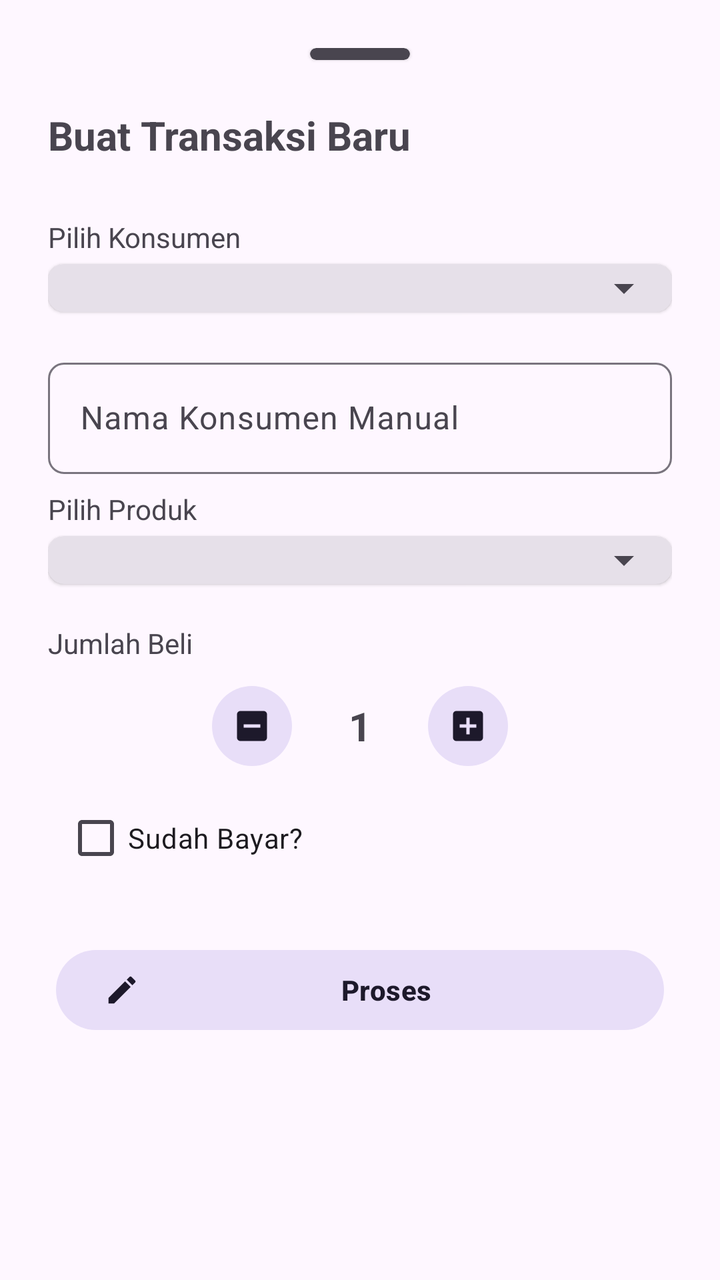
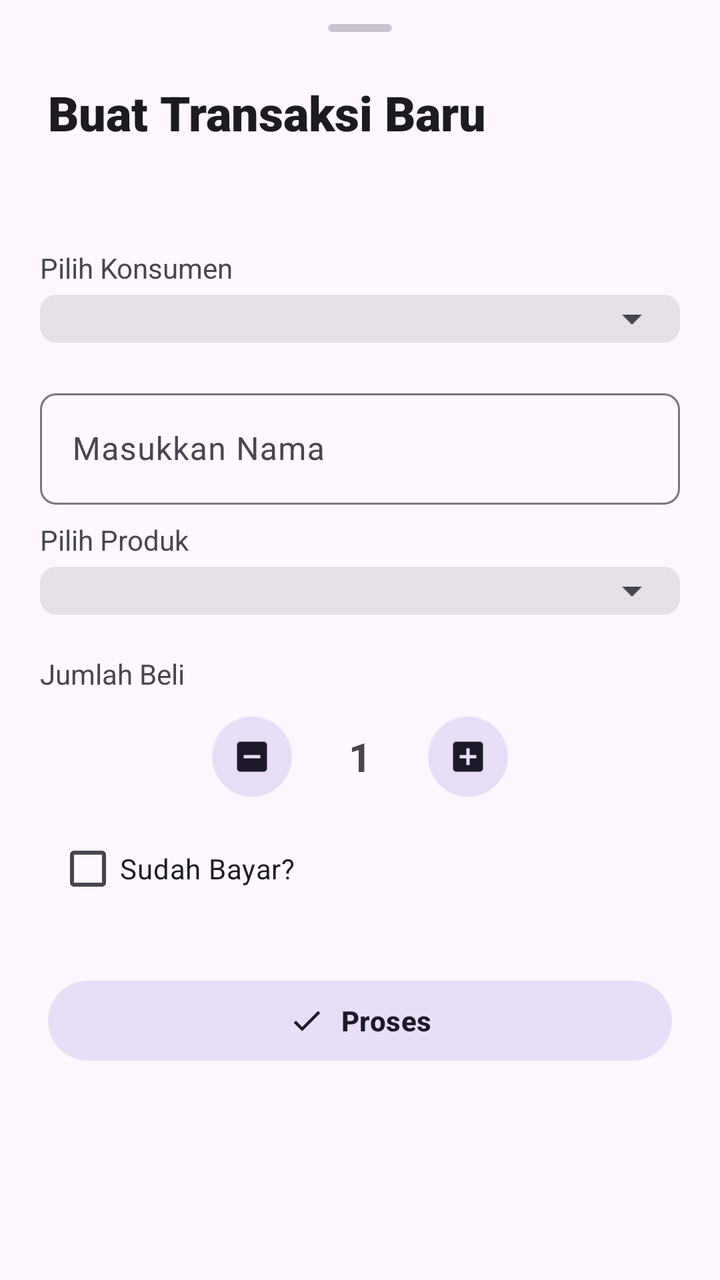

Two renders of the same Android screen: before a commit and after it. Below are the layout's source before the change and the commit's diff.
<!-- AndroidManifest.xml: application theme AppTheme -->
<!-- res/layout/dialog_tambah_transaksi.xml -->
<?xml version="1.0" encoding="utf-8"?>
<LinearLayout
     xmlns:android="http://schemas.android.com/apk/res/android"
     xmlns:app="http://schemas.android.com/apk/res-auto"
     android:layout_height="wrap_content"
     android:layout_width="match_parent"
     android:padding="24dp"
     android:orientation="vertical">

    <com.google.android.material.card.MaterialCardView
         android:layout_height="6dp"
         android:layout_width="50dp"
         android:layout_marginBottom="24dp"
         app:cardElevation="1dp"
         app:cardBackgroundColor="?attr/colorOnSurfaceVariant"
         style="?attr/materialCardViewFilledStyle"
         app:cardCornerRadius="24dp"
         android:layout_gravity="center_horizontal">

    </com.google.android.material.card.MaterialCardView>

    <TextView
         android:layout_height="wrap_content"
         android:layout_width="wrap_content"
         android:layout_marginBottom="20dp"
         android:textSize="20sp"
         android:id="@+id/tvTitleSheet"
         android:text="Buat Transaksi Baru"
         android:textStyle="bold" />

    <TextView
         android:layout_height="wrap_content"
         android:layout_width="wrap_content"
         android:layout_marginTop="8dp"
         android:text="Pilih Konsumen" />

    <com.google.android.material.card.MaterialCardView
         android:layout_height="wrap_content"
         android:layout_width="match_parent"
         android:layout_marginBottom="12dp"
         app:cardElevation="1dp"
         style="?attr/materialCardViewFilledStyle"
         android:layout_marginTop="4dp"
         app:cardCornerRadius="8dp"
         android:layout_gravity="center_horizontal">

        <Spinner
             android:layout_height="wrap_content"
             android:layout_width="match_parent"
             android:paddingEnd="8dp"
             android:paddingStart="8dp"
             android:id="@+id/spinner_konsumen">

        </Spinner>

    </com.google.android.material.card.MaterialCardView>

    <com.google.android.material.textfield.TextInputLayout
         android:layout_height="wrap_content"
         android:layout_width="match_parent"
         app:boxCornerRadiusTopEnd="8dp"
         android:hint="Nama Konsumen Manual"
         app:boxCornerRadiusBottomStart="8dp"
         app:boxCornerRadiusBottomEnd="8dp"
         style="@style/Widget.Material3.TextInputLayout.OutlinedBox"
         android:layout_marginTop="8dp"
         app:boxCornerRadiusTopStart="8dp"
         android:id="@+id/til_nama_manual">

        <com.google.android.material.textfield.TextInputEditText
             android:layout_height="wrap_content"
             android:layout_width="match_parent"
             android:inputType="textPersonName"
             android:id="@+id/et_nama_manual" />

    </com.google.android.material.textfield.TextInputLayout>

    <TextView
         android:layout_height="wrap_content"
         android:layout_width="wrap_content"
         android:layout_marginTop="8dp"
         android:text="Pilih Produk" />

    <com.google.android.material.card.MaterialCardView
         android:layout_height="wrap_content"
         android:layout_width="match_parent"
         android:layout_marginBottom="12dp"
         app:cardElevation="1dp"
         style="?attr/materialCardViewFilledStyle"
         android:layout_marginTop="4dp"
         app:cardCornerRadius="8dp"
         android:layout_gravity="center_horizontal">

        <Spinner
             android:layout_height="wrap_content"
             android:layout_width="match_parent"
             android:paddingEnd="8dp"
             android:paddingStart="8dp"
             android:id="@+id/spinner_produk">

        </Spinner>

    </com.google.android.material.card.MaterialCardView>

    <TextView
         android:layout_height="wrap_content"
         android:layout_width="wrap_content"
         android:layout_marginTop="8dp"
         android:text="Jumlah Beli" />

    <LinearLayout
         android:layout_height="wrap_content"
         android:layout_width="wrap_content"
         android:gravity="center_vertical"
         android:orientation="horizontal"
         android:layout_marginTop="8dp"
         android:layout_gravity="center_horizontal">

        <com.google.android.material.button.MaterialButton
             android:layout_height="48dp"
             android:layout_width="48dp"
             app:icon="@drawable/ic_minus"
             style="@style/Widget.Material3.Button.IconButton.Filled.Tonal"
             android:id="@+id/btn_kurang" />

        <TextView
             android:layout_height="wrap_content"
             android:layout_width="60dp"
             android:textAlignment="center"
             android:textSize="20sp"
             android:id="@+id/tv_jumlah_beli"
             android:text="1"
             android:textStyle="bold" />

        <com.google.android.material.button.MaterialButton
             android:layout_height="48dp"
             android:layout_width="48dp"
             app:icon="@drawable/ic_plus"
             style="@style/Widget.Material3.Button.IconButton.Filled.Tonal"
             android:id="@+id/btn_tambah" />

    </LinearLayout>

    <com.google.android.material.checkbox.MaterialCheckBox
         android:layout_height="wrap_content"
         android:layout_width="wrap_content"
         android:layout_margin="8dp"
         android:id="@+id/cb_status_bayar"
         android:layout_gravity="start"
         android:text="Sudah Bayar?" />

    <LinearLayout
         android:layout_height="wrap_content"
         android:layout_width="match_parent"
         android:orientation="horizontal"
         android:layout_marginTop="16dp">

        <com.google.android.material.button.MaterialButton
             android:layout_height="wrap_content"
             android:layout_width="0dp"
             android:visibility="gone"
             app:icon="@drawable/ic_delete"
             android:layout_margin="4dp"
             app:iconTint="#F44336"
             android:textColor="#F44336"
             app:strokeColor="#F44336"
             style="@style/Widget.Material3.Button.OutlinedButton"
             android:layout_weight="1"
             android:textStyle="bold"
             android:id="@+id/btn_hapus_transaksi"
             android:text="Hapus" />

        <com.google.android.material.button.MaterialButton
             android:layout_height="wrap_content"
             android:layout_width="0dp"
             app:icon="@drawable/ic_edit"
             android:layout_margin="4dp"
             android:textAllCaps="false"
             style="@style/Widget.Material3.Button.TonalButton"
             android:layout_weight="1"
             android:textStyle="bold"
             android:id="@+id/btn_simpan_transaksi"
             android:text="Proses" />

    </LinearLayout>

</LinearLayout>
<!-- resources referenced by this layout -->
<resources>
  <!-- drawable ic_delete (drawable) -->
  <vector xmlns:android="http://schemas.android.com/apk/res/android"
      android:width="24dp"
      android:height="24dp"
      android:viewportWidth="24"
      android:viewportHeight="24">
      
    <path
        android:fillColor="#F44336"
        android:pathData="M6,19c0,1.1 0.9,2 2,2h8c1.1,0 2,-0.9 2,-2L18,7L6,7v12zM8,9h8v10L8,19L8,9zM15.5,4l-1,-1h-5l-1,1L5,4v2h14L19,4z"/>
  </vector>
  <!-- drawable ic_edit (drawable) -->
  <vector xmlns:android="http://schemas.android.com/apk/res/android"
      android:width="24dp"
      android:height="24dp"
      android:viewportWidth="24"
      android:viewportHeight="24"
      android:tint="?attr/colorPrimary">
    <path
        android:fillColor="@android:color/white"
        android:pathData="M3,17.25V21h3.75L17.81,9.94l-3.75,-3.75L3,17.25zM20.71,7.04c0.39,-0.39 0.39,-1.02 0,-1.41l-2.34,-2.34c-0.39,-0.39 -1.02,-0.39 -1.41,0l-1.83,1.83 3.75,3.75 1.83,-1.83z"/>
  </vector>
  <!-- drawable ic_minus (drawable) -->
  <vector xmlns:android="http://schemas.android.com/apk/res/android"
      android:width="24dp"
      android:height="24dp"
      android:viewportWidth="24"
      android:viewportHeight="24"
      android:tint="?attr/colorPrimary">
    <path
        android:fillColor="@android:color/white"
        android:pathData="M19,3H5C3.9,3 3,3.9 3,5v14c0,1.1 0.9,2 2,2h14c1.1,0 2,-0.9 2,-2V5C21,3.9 20.1,3 19,3zM17,13H7v-2h10V13z"/>
  </vector>
  <!-- drawable ic_plus (drawable) -->
  <vector xmlns:android="http://schemas.android.com/apk/res/android"
      android:width="24dp"
      android:height="24dp"
      android:viewportWidth="24"
      android:viewportHeight="24"
      android:tint="?attr/colorPrimary">
    <path
        android:fillColor="@android:color/white"
        android:pathData="M19,3L5,3c-1.11,0 -2,0.9 -2,2v14c0,1.1 0.89,2 2,2h14c1.1,0 2,-0.9 2,-2L21,5c0,-1.1 -0.9,-2 -2,-2zM17,13h-4v4h-2v-4L7,13v-2h4L11,7h2v4h4v2z"/>
  </vector>
  <style name="AppTheme" parent="Base.AppTheme" />
  <style name="Base.AppTheme" parent="Theme.Material3.DayNight.NoActionBar">
          <item name="android:windowBackground">?attr/colorSurface</item>
          <item name="android:statusBarColor">?attr/colorSurface</item>
          <item name="android:windowLightStatusBar">true</item>
          <item name="android:windowActionBarOverlay">true</item>
          <item name="android:windowContentOverlay">@null</item>
      </style>
</resources>

<!-- the commit's change to res/layout/dialog_tambah_transaksi.xml (unified diff, before → after) -->
@@ -1,187 +1,201 @@
 <?xml version="1.0" encoding="utf-8"?>
 <LinearLayout
-     xmlns:android="http://schemas.android.com/apk/res/android"
-     xmlns:app="http://schemas.android.com/apk/res-auto"
-     android:layout_height="wrap_content"
-     android:layout_width="match_parent"
-     android:padding="24dp"
-     android:orientation="vertical">
+    xmlns:android="http://schemas.android.com/apk/res/android"
+    xmlns:app="http://schemas.android.com/apk/res-auto"
+    android:layout_width="match_parent"
+    android:layout_height="match_parent"
+    android:orientation="vertical">
 
     <com.google.android.material.card.MaterialCardView
-         android:layout_height="6dp"
-         android:layout_width="50dp"
-         android:layout_marginBottom="24dp"
-         app:cardElevation="1dp"
-         app:cardBackgroundColor="?attr/colorOnSurfaceVariant"
-         style="?attr/materialCardViewFilledStyle"
-         app:cardCornerRadius="24dp"
-         android:layout_gravity="center_horizontal">
-
-    </com.google.android.material.card.MaterialCardView>
+        android:layout_width="32dp"
+        android:layout_height="4dp"
+        android:layout_gravity="center_horizontal"
+        android:layout_marginTop="12dp"
+        app:cardBackgroundColor="?attr/colorOutlineVariant"
+        app:cardElevation="0dp"
+        app:strokeWidth="0dp" />
 
     <TextView
-         android:layout_height="wrap_content"
-         android:layout_width="wrap_content"
-         android:layout_marginBottom="20dp"
-         android:textSize="20sp"
-         android:id="@+id/tvTitleSheet"
-         android:text="Buat Transaksi Baru"
-         android:textStyle="bold" />
-
-    <TextView
-         android:layout_height="wrap_content"
-         android:layout_width="wrap_content"
-         android:layout_marginTop="8dp"
-         android:text="Pilih Konsumen" />
-
-    <com.google.android.material.card.MaterialCardView
-         android:layout_height="wrap_content"
-         android:layout_width="match_parent"
-         android:layout_marginBottom="12dp"
-         app:cardElevation="1dp"
-         style="?attr/materialCardViewFilledStyle"
-         android:layout_marginTop="4dp"
-         app:cardCornerRadius="8dp"
-         android:layout_gravity="center_horizontal">
-
-        <Spinner
-             android:layout_height="wrap_content"
-             android:layout_width="match_parent"
-             android:paddingEnd="8dp"
-             android:paddingStart="8dp"
-             android:id="@+id/spinner_konsumen">
+        android:layout_width="wrap_content"
+        android:layout_height="wrap_content"
+        android:id="@+id/tvTitleSheet"
+        android:text="Buat Transaksi Baru"
+        android:textSize="24sp"
+        android:fontFamily="sans-serif-black"
+        android:textColor="?attr/colorOnSurface"
+        android:layout_marginHorizontal="24dp"
+        android:layout_marginVertical="24dp" />
+
+    <androidx.core.widget.NestedScrollView
+        android:layout_width="match_parent"
+        android:layout_height="match_parent">
+
+        <LinearLayout
+            android:layout_width="match_parent"
+            android:layout_height="wrap_content"
+            android:orientation="vertical"
+            android:padding="20dp">
+
+            <TextView
+                android:layout_height="wrap_content"
+                android:layout_width="wrap_content"
+                android:layout_marginTop="8dp"
+                android:text="Pilih Konsumen" />
+
+            <com.google.android.material.card.MaterialCardView
+                android:layout_height="wrap_content"
+                android:layout_width="match_parent"
+                android:layout_marginBottom="12dp"
+                app:cardElevation="0dp"
+                style="?attr/materialCardViewFilledStyle"
+                android:layout_marginTop="4dp"
+                app:cardCornerRadius="8dp"
+                android:layout_gravity="center_horizontal">
+
+                <Spinner
+                    android:layout_height="wrap_content"
+                    android:layout_width="match_parent"
+                    android:paddingEnd="8dp"
+                    android:paddingStart="8dp"
+                    android:id="@+id/spinner_konsumen">
 
         </Spinner>
 
-    </com.google.android.material.card.MaterialCardView>
-
-    <com.google.android.material.textfield.TextInputLayout
-         android:layout_height="wrap_content"
-         android:layout_width="match_parent"
-         app:boxCornerRadiusTopEnd="8dp"
-         android:hint="Nama Konsumen Manual"
-         app:boxCornerRadiusBottomStart="8dp"
-         app:boxCornerRadiusBottomEnd="8dp"
-         style="@style/Widget.Material3.TextInputLayout.OutlinedBox"
-         android:layout_marginTop="8dp"
-         app:boxCornerRadiusTopStart="8dp"
-         android:id="@+id/til_nama_manual">
-
-        <com.google.android.material.textfield.TextInputEditText
-             android:layout_height="wrap_content"
-             android:layout_width="match_parent"
-             android:inputType="textPersonName"
-             android:id="@+id/et_nama_manual" />
-
-    </com.google.android.material.textfield.TextInputLayout>
-
-    <TextView
-         android:layout_height="wrap_content"
-         android:layout_width="wrap_content"
-         android:layout_marginTop="8dp"
-         android:text="Pilih Produk" />
-
-    <com.google.android.material.card.MaterialCardView
-         android:layout_height="wrap_content"
-         android:layout_width="match_parent"
-         android:layout_marginBottom="12dp"
-         app:cardElevation="1dp"
-         style="?attr/materialCardViewFilledStyle"
-         android:layout_marginTop="4dp"
-         app:cardCornerRadius="8dp"
-         android:layout_gravity="center_horizontal">
-
-        <Spinner
-             android:layout_height="wrap_content"
-             android:layout_width="match_parent"
-             android:paddingEnd="8dp"
-             android:paddingStart="8dp"
-             android:id="@+id/spinner_produk">
+            </com.google.android.material.card.MaterialCardView>
+
+            <com.google.android.material.textfield.TextInputLayout
+                android:layout_height="wrap_content"
+                android:layout_width="match_parent"
+                app:boxCornerRadiusTopEnd="8dp"
+                android:hint="Masukkan Nama"
+                app:boxCornerRadiusBottomStart="8dp"
+                app:boxCornerRadiusBottomEnd="8dp"
+                style="@style/Widget.Material3.TextInputLayout.OutlinedBox"
+                android:layout_marginTop="8dp"
+                app:boxCornerRadiusTopStart="8dp"
+                android:id="@+id/til_nama_manual">
+
+                <com.google.android.material.textfield.TextInputEditText
+                    android:layout_height="wrap_content"
+                    android:layout_width="match_parent"
+                    android:inputType="textPersonName|textCapWords"
+                    android:id="@+id/et_nama_manual" />
+
+            </com.google.android.material.textfield.TextInputLayout>
+
+            <TextView
+                android:layout_height="wrap_content"
+                android:layout_width="wrap_content"
+                android:layout_marginTop="8dp"
+                android:text="Pilih Produk" />
+
+            <com.google.android.material.card.MaterialCardView
+                android:layout_height="wrap_content"
+                android:layout_width="match_parent"
+                android:layout_marginBottom="12dp"
+                app:cardElevation="0dp"
+                style="?attr/materialCardViewFilledStyle"
+                android:layout_marginTop="4dp"
+                app:cardCornerRadius="8dp"
+                android:layout_gravity="center_horizontal">
+
+                <Spinner
+                    android:layout_height="wrap_content"
+                    android:layout_width="match_parent"
+                    android:paddingEnd="8dp"
+                    android:paddingStart="8dp"
+                    android:id="@+id/spinner_produk">
 
         </Spinner>
 
-    </com.google.android.material.card.MaterialCardView>
-
-    <TextView
-         android:layout_height="wrap_content"
-         android:layout_width="wrap_content"
-         android:layout_marginTop="8dp"
-         android:text="Jumlah Beli" />
-
-    <LinearLayout
-         android:layout_height="wrap_content"
-         android:layout_width="wrap_content"
-         android:gravity="center_vertical"
-         android:orientation="horizontal"
-         android:layout_marginTop="8dp"
-         android:layout_gravity="center_horizontal">
-
-        <com.google.android.material.button.MaterialButton
-             android:layout_height="48dp"
-             android:layout_width="48dp"
-             app:icon="@drawable/ic_minus"
-             style="@style/Widget.Material3.Button.IconButton.Filled.Tonal"
-             android:id="@+id/btn_kurang" />
-
-        <TextView
-             android:layout_height="wrap_content"
-             android:layout_width="60dp"
-             android:textAlignment="center"
-             android:textSize="20sp"
-             android:id="@+id/tv_jumlah_beli"
-             android:text="1"
-             android:textStyle="bold" />
-
-        <com.google.android.material.button.MaterialButton
-             android:layout_height="48dp"
-             android:layout_width="48dp"
-             app:icon="@drawable/ic_plus"
-             style="@style/Widget.Material3.Button.IconButton.Filled.Tonal"
-             android:id="@+id/btn_tambah" />
-
-    </LinearLayout>
-
-    <com.google.android.material.checkbox.MaterialCheckBox
-         android:layout_height="wrap_content"
-         android:layout_width="wrap_content"
-         android:layout_margin="8dp"
-         android:id="@+id/cb_status_bayar"
-         android:layout_gravity="start"
-         android:text="Sudah Bayar?" />
-
-    <LinearLayout
-         android:layout_height="wrap_content"
-         android:layout_width="match_parent"
-         android:orientation="horizontal"
-         android:layout_marginTop="16dp">
-
-        <com.google.android.material.button.MaterialButton
-             android:layout_height="wrap_content"
-             android:layout_width="0dp"
-             android:visibility="gone"
-             app:icon="@drawable/ic_delete"
-             android:layout_margin="4dp"
-             app:iconTint="#F44336"
-             android:textColor="#F44336"
-             app:strokeColor="#F44336"
-             style="@style/Widget.Material3.Button.OutlinedButton"
-             android:layout_weight="1"
-             android:textStyle="bold"
-             android:id="@+id/btn_hapus_transaksi"
-             android:text="Hapus" />
-
-        <com.google.android.material.button.MaterialButton
-             android:layout_height="wrap_content"
-             android:layout_width="0dp"
-             app:icon="@drawable/ic_edit"
-             android:layout_margin="4dp"
-             android:textAllCaps="false"
-             style="@style/Widget.Material3.Button.TonalButton"
-             android:layout_weight="1"
-             android:textStyle="bold"
-             android:id="@+id/btn_simpan_transaksi"
-             android:text="Proses" />
-
-    </LinearLayout>
+            </com.google.android.material.card.MaterialCardView>
+
+            <TextView
+                android:layout_height="wrap_content"
+                android:layout_width="wrap_content"
+                android:layout_marginTop="8dp"
+                android:text="Jumlah Beli" />
+
+            <LinearLayout
+                android:layout_height="wrap_content"
+                android:layout_width="wrap_content"
+                android:gravity="center_vertical"
+                android:orientation="horizontal"
+                android:layout_marginTop="8dp"
+                android:layout_gravity="center_horizontal">
+
+                <com.google.android.material.button.MaterialButton
+                    android:layout_height="48dp"
+                    android:layout_width="48dp"
+                    app:icon="@drawable/ic_minus"
+                    style="@style/Widget.Material3.Button.IconButton.Filled.Tonal"
+                    android:id="@+id/btn_kurang" />
+
+                <TextView
+                    android:layout_height="wrap_content"
+                    android:layout_width="60dp"
+                    android:textAlignment="center"
+                    android:textSize="20sp"
+                    android:id="@+id/tv_jumlah_beli"
+                    android:text="1"
+                    android:textStyle="bold" />
+
+                <com.google.android.material.button.MaterialButton
+                    android:layout_height="48dp"
+                    android:layout_width="48dp"
+                    app:icon="@drawable/ic_plus"
+                    style="@style/Widget.Material3.Button.IconButton.Filled.Tonal"
+                    android:id="@+id/btn_tambah" />
+
+            </LinearLayout>
+
+            <com.google.android.material.checkbox.MaterialCheckBox
+                android:layout_height="wrap_content"
+                android:layout_width="wrap_content"
+                android:layout_margin="8dp"
+                android:id="@+id/cb_status_bayar"
+                android:layout_gravity="start"
+                android:text="Sudah Bayar?" />
+
+            <LinearLayout
+                android:layout_height="wrap_content"
+                android:layout_width="match_parent"
+                android:orientation="horizontal"
+                android:layout_marginTop="16dp">
+
+                <com.google.android.material.button.MaterialButton
+                    android:layout_height="wrap_content"
+                    android:layout_width="0dp"
+                    android:visibility="gone"
+                    app:icon="@drawable/ic_delete"
+                    android:layout_margin="4dp"
+                    app:iconTint="#F44336"
+                    android:textColor="#F44336"
+                    app:strokeColor="#F44336"
+                    style="@style/Widget.Material3.Button.OutlinedButton"
+                    android:layout_weight="1"
+                    android:textStyle="bold"
+                    app:iconGravity="textStart"
+                    android:id="@+id/btn_hapus_transaksi"
+                    android:text="Hapus" />
+
+                <com.google.android.material.button.MaterialButton
+                    android:layout_height="wrap_content"
+                    android:layout_width="0dp"
+                    app:icon="@drawable/ic_check"
+                    android:layout_margin="4dp"
+                    android:textAllCaps="false"
+                    style="@style/Widget.Material3.Button.TonalButton"
+                    android:layout_weight="1"
+                    android:textStyle="bold"
+                    app:iconGravity="textStart"
+                    android:id="@+id/btn_simpan_transaksi"
+                    android:text="Proses" />
+
+            </LinearLayout>
+
+        </LinearLayout>
+
+    </androidx.core.widget.NestedScrollView>
 
 </LinearLayout>
<!-- resource entries referenced after the edit -->
@@ -1,5 +1,16 @@
 <!-- resources referenced by this layout -->
 <resources>
+  <!-- drawable ic_check (drawable) -->
+  <vector xmlns:android="http://schemas.android.com/apk/res/android"
+      android:width="24dp"
+      android:height="24dp"
+      android:viewportWidth="24"
+      android:viewportHeight="24"
+      android:tint="?attr/colorPrimary">
+    <path
+        android:fillColor="@android:color/white"
+        android:pathData="M9,16.17L4.83,12l-1.42,1.41L9,19 21,7l-1.41,-1.41z"/>
+  </vector>
   <!-- drawable ic_delete (drawable) -->
   <vector xmlns:android="http://schemas.android.com/apk/res/android"
       android:width="24dp"
@@ -10,17 +21,6 @@
     <path
         android:fillColor="#F44336"
         android:pathData="M6,19c0,1.1 0.9,2 2,2h8c1.1,0 2,-0.9 2,-2L18,7L6,7v12zM8,9h8v10L8,19L8,9zM15.5,4l-1,-1h-5l-1,1L5,4v2h14L19,4z"/>
-  </vector>
-  <!-- drawable ic_edit (drawable) -->
-  <vector xmlns:android="http://schemas.android.com/apk/res/android"
-      android:width="24dp"
-      android:height="24dp"
-      android:viewportWidth="24"
-      android:viewportHeight="24"
-      android:tint="?attr/colorPrimary">
-    <path
-        android:fillColor="@android:color/white"
-        android:pathData="M3,17.25V21h3.75L17.81,9.94l-3.75,-3.75L3,17.25zM20.71,7.04c0.39,-0.39 0.39,-1.02 0,-1.41l-2.34,-2.34c-0.39,-0.39 -1.02,-0.39 -1.41,0l-1.83,1.83 3.75,3.75 1.83,-1.83z"/>
   </vector>
   <!-- drawable ic_minus (drawable) -->
   <vector xmlns:android="http://schemas.android.com/apk/res/android"
